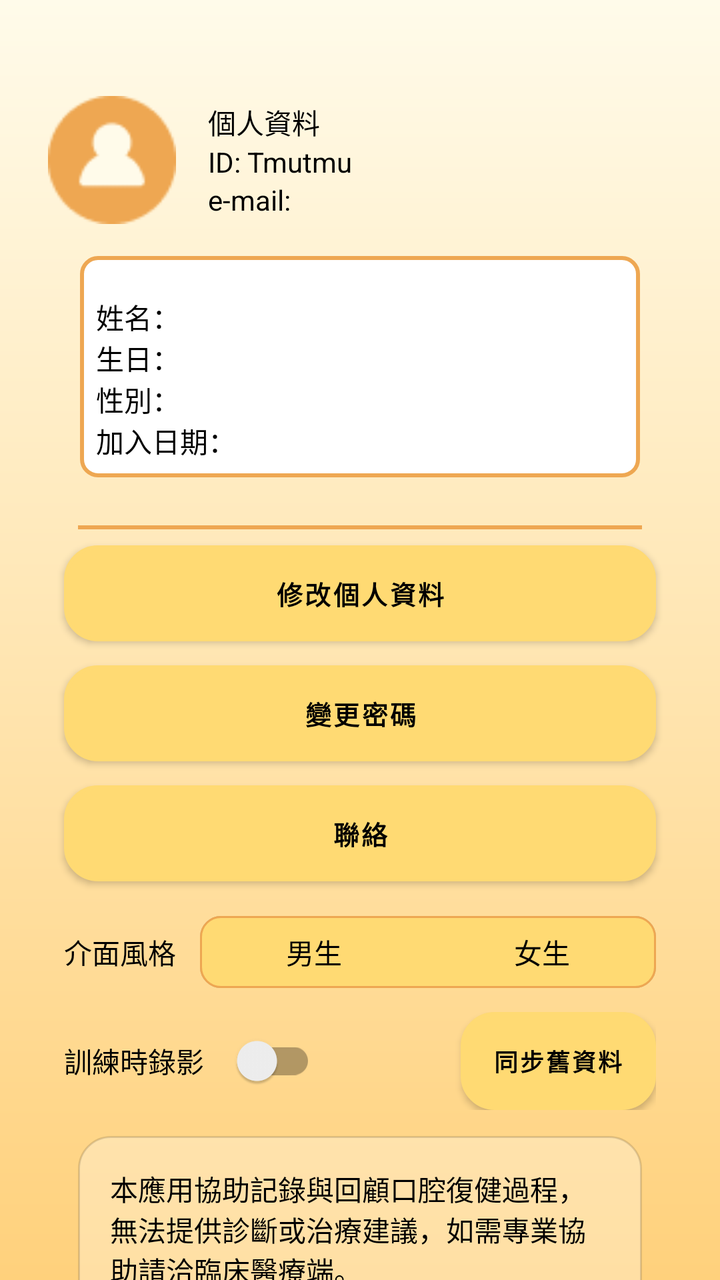
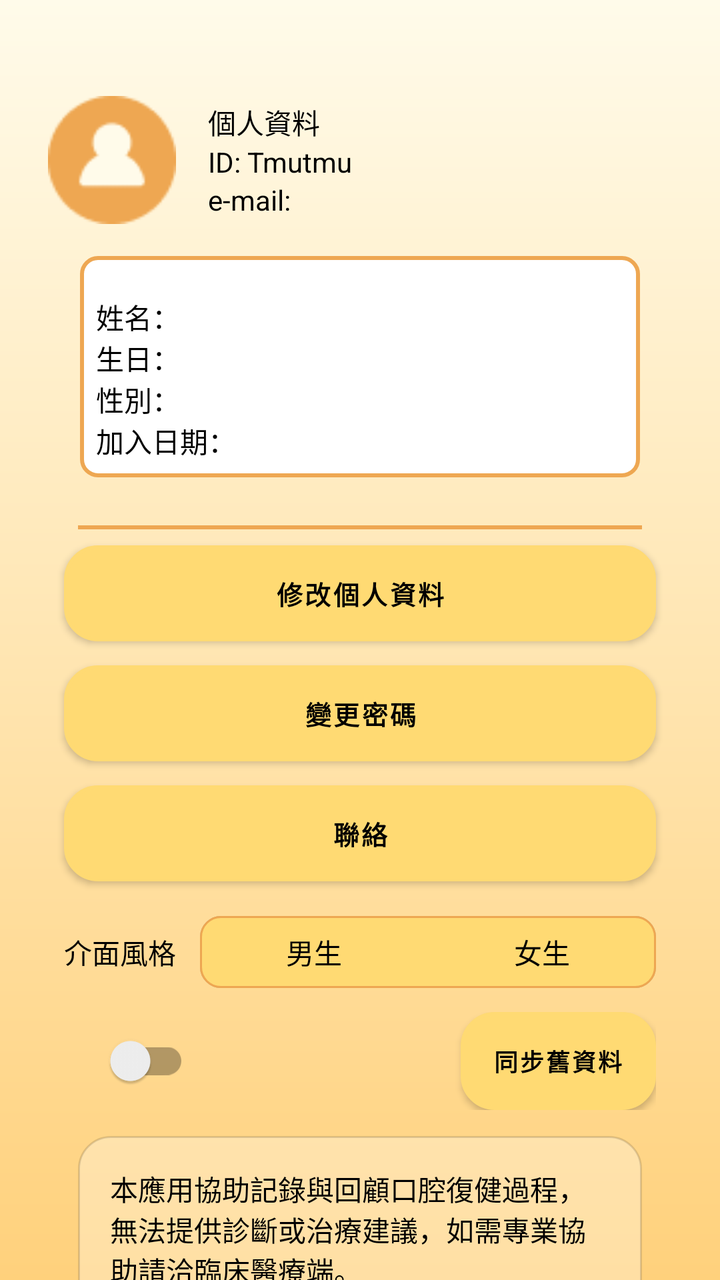

Screens rendered from an Android XML layout before and after an edit, with the pre-edit source and the edit as a unified diff.
<!-- AndroidManifest.xml: application theme Theme.RehabilitationApp -->
<!-- res/layout/fragment_setting.xml -->
<?xml version="1.0" encoding="utf-8"?>
<androidx.constraintlayout.widget.ConstraintLayout
    xmlns:android="http://schemas.android.com/apk/res/android"
    xmlns:app="http://schemas.android.com/apk/res-auto"
    xmlns:tools="http://schemas.android.com/tools"
    android:id="@+id/rootProfile"
    android:layout_width="match_parent"
    android:layout_height="match_parent"
    android:layout_marginTop="0dp"
    app:layout_constraintTop_toTopOf="parent"
    android:background="@drawable/bg_login_gradient">

    
    <androidx.cardview.widget.CardView
        android:id="@+id/userInfoCard"
        android:clickable="false"
        android:focusable="false"
        android:layout_width="0dp"
        android:layout_height="wrap_content"
        android:layout_margin="16dp"
        android:layout_marginTop="10dp"
        app:cardElevation="0dp"
        app:cardCornerRadius="0dp"
        app:cardBackgroundColor="@android:color/transparent"
        app:layout_constraintTop_toTopOf="parent"
        app:layout_constraintStart_toStartOf="parent"
        app:layout_constraintEnd_toEndOf="parent">

        <LinearLayout
            android:layout_width="match_parent"
            android:layout_height="wrap_content"
            android:orientation="vertical"
            android:layout_marginTop="12dp"
            android:padding="8dp">

            
            <LinearLayout
                android:layout_width="match_parent"
                android:layout_height="wrap_content"
                android:orientation="horizontal"
                android:layout_marginTop="12dp"
                android:gravity="center_vertical">

                <ImageView
                    android:id="@+id/avatar"
                    android:layout_width="64dp"
                    android:layout_height="64dp"
                    android:src="@drawable/ic_person"/>

                <LinearLayout
                    android:layout_width="wrap_content"
                    android:layout_height="wrap_content"
                    android:orientation="vertical"
                    android:layout_marginStart="16dp">

                    <TextView
                        android:layout_width="wrap_content"
                        android:layout_height="wrap_content"
                        android:text="個人資料"
                        android:textSize="14sp"
                        android:textColor="@android:color/black"/>

                    <TextView
                        android:id="@+id/tvUserId"
                        android:layout_width="wrap_content"
                        android:layout_height="wrap_content"
                        android:text="ID: Tmutmu"
                        android:textSize="14sp"
                        android:textColor="@android:color/black"/>

                    <TextView
                        android:id="@+id/tvEmail"
                        android:layout_width="wrap_content"
                        android:layout_height="wrap_content"
                        android:text="e-mail: "
                        android:textSize="14sp"
                        android:textColor="@android:color/black"/>
                </LinearLayout>
            </LinearLayout>

            
            <LinearLayout
                android:layout_width="match_parent"
                android:layout_height="wrap_content"
                android:layout_margin="16dp"
                android:background="@drawable/bg_border"
                android:gravity="center_vertical"
                android:orientation="vertical"
                android:padding="8dp">

                <TextView
                    android:id="@+id/tvName"
                    android:layout_width="wrap_content"
                    android:layout_height="wrap_content"
                    android:layout_marginTop="12dp"
                    android:text="姓名："
                    android:textColor="@android:color/black"
                    android:textSize="14sp" />

                <TextView
                    android:id="@+id/tvBirthday"
                    android:layout_width="wrap_content"
                    android:layout_height="wrap_content"
                    android:text="生日："
                    android:textColor="@android:color/black"
                    android:textSize="14sp" />

                <TextView
                    android:id="@+id/tvGender"
                    android:layout_width="wrap_content"
                    android:layout_height="wrap_content"
                    android:text="性別："
                    android:textColor="@android:color/black"
                    android:textSize="14sp" />

                <TextView
                    android:id="@+id/tvJoinDate"
                    android:layout_width="wrap_content"
                    android:layout_height="wrap_content"
                    android:text="加入日期："
                    android:textColor="@android:color/black"
                    android:textSize="14sp" />
            </LinearLayout>
        </LinearLayout>
    </androidx.cardview.widget.CardView>

    
    <View
        android:id="@+id/divider"
        android:layout_width="0dp"
        android:layout_height="2dp"
        android:layout_marginStart="39dp"
        android:layout_marginTop="0dp"
        android:layout_marginEnd="39dp"
        android:background="@color/button_border"
        app:layout_constraintTop_toBottomOf="@id/userInfoCard"
        app:layout_constraintStart_toStartOf="parent"
        app:layout_constraintEnd_toEndOf="parent" />

    
    <Button
        android:id="@+id/btnEditProfile"
        android:layout_width="0dp"
        android:layout_height="wrap_content"
        android:layout_marginHorizontal="32dp"
        android:layout_marginTop="8dp"
        android:background="@drawable/btn_login"
        android:text="修改個人資料"
        android:textColor="@color/black"
        android:textSize="13sp"
        android:textStyle="bold"
        app:layout_constraintEnd_toEndOf="parent"
        app:layout_constraintStart_toStartOf="parent"
        app:layout_constraintTop_toBottomOf="@id/divider" />

    <Button
        android:id="@+id/btnChangePassword"
        android:layout_width="0dp"
        android:layout_height="wrap_content"
        android:layout_marginHorizontal="32dp"
        android:layout_marginTop="12dp"
        android:background="@drawable/btn_login"
        android:text="變更密碼"
        android:textColor="@color/black"
        android:textSize="13sp"
        android:textStyle="bold"
        app:layout_constraintEnd_toEndOf="parent"
        app:layout_constraintStart_toStartOf="parent"
        app:layout_constraintTop_toBottomOf="@id/btnEditProfile" />

    <Button
        android:id="@+id/btnContact"
        android:layout_width="0dp"
        android:layout_height="wrap_content"
        android:layout_marginHorizontal="32dp"
        android:layout_marginTop="12dp"
        android:background="@drawable/btn_login"
        android:text="聯絡"
        android:textColor="@color/black"
        android:textSize="13sp"
        android:textStyle="bold"
        app:layout_constraintEnd_toEndOf="parent"
        app:layout_constraintStart_toStartOf="parent"
        app:layout_constraintTop_toBottomOf="@id/btnChangePassword" />

    
    <TextView
        android:id="@+id/labelUi"
        android:layout_width="wrap_content"
        android:layout_height="wrap_content"
        android:text="介面風格"
        android:textColor="@android:color/black"
        android:textSize="14sp"
        android:layout_marginTop="25dp"
        app:layout_constraintTop_toBottomOf="@id/btnContact"
        app:layout_constraintStart_toStartOf="parent"
        android:layout_marginStart="32dp"/>

    <FrameLayout
        android:id="@+id/segmentUi"
        android:layout_width="0dp"
        android:layout_height="36dp"
        android:layout_marginStart="12dp"
        android:layout_marginEnd="32dp"
        android:background="@drawable/segment_track"
        app:layout_constraintTop_toTopOf="@id/labelUi"
        app:layout_constraintBottom_toBottomOf="@id/labelUi"
        app:layout_constraintStart_toEndOf="@id/labelUi"
        app:layout_constraintEnd_toEndOf="parent"
        app:layout_constraintHorizontal_weight="1"
        app:layout_constraintHorizontal_bias="0.8">

        
        <View
            android:id="@+id/thumbUi"
            android:layout_width="match_parent"
            android:layout_height="match_parent"
            android:background="@drawable/segment_thumb" />

        
        <LinearLayout
            android:layout_width="match_parent"
            android:layout_height="match_parent"
            android:orientation="horizontal"
            android:weightSum="2">

            <TextView
                android:id="@+id/tvUiMale"
                android:layout_width="0dp"
                android:layout_height="match_parent"
                android:layout_weight="1"
                android:gravity="center"
                android:text="男生"
                android:textColor="@android:color/black"
                android:textSize="14sp" />

            <TextView
                android:id="@+id/tvUiFemale"
                android:layout_width="0dp"
                android:layout_height="match_parent"
                android:layout_weight="1"
                android:gravity="center"
                android:text="女生"
                android:textColor="@android:color/black"
                android:textSize="14sp" />
        </LinearLayout>

    </FrameLayout>

    
    <LinearLayout
        android:id="@+id/syncAndVideoLayout"
        android:layout_width="0dp"
        android:layout_height="wrap_content"
        android:orientation="horizontal"
        android:paddingHorizontal="32dp"
        android:paddingVertical="12dp"
        android:gravity="center_vertical"
        app:layout_constraintTop_toBottomOf="@id/segmentUi"
        app:layout_constraintStart_toStartOf="parent"
        app:layout_constraintEnd_toEndOf="parent">

        
        <TextView
            android:layout_width="wrap_content"
            android:layout_height="wrap_content"
            android:text="訓練時錄影"
            android:textSize="14sp"
            android:textColor="@android:color/black"
            android:layout_marginEnd="8dp" />

        <androidx.appcompat.widget.SwitchCompat
            android:id="@+id/switchVideoRecording"
            android:layout_width="wrap_content"
            android:layout_height="wrap_content"
            android:thumbTint="#FFFFFF"
            android:trackTint="#FFD700" />

        
        <View
            android:layout_width="0dp"
            android:layout_height="0dp"
            android:layout_weight="1" />

        
        <Button
            android:id="@+id/btnSyncBackup"
            android:layout_width="wrap_content"
            android:layout_height="49dp"
            android:background="@drawable/btn_login"
            android:text="同步舊資料"
            android:textColor="@color/black"
            android:textSize="12sp"
            android:textStyle="bold"
            android:paddingHorizontal="16dp" />

    </LinearLayout>


    
    <LinearLayout
        android:id="@+id/aboutCard"
        android:layout_width="0dp"
        android:layout_height="wrap_content"
        android:layout_marginStart="39dp"
        android:layout_marginEnd="39dp"
        android:layout_marginTop="1dp"
        android:background="@drawable/bg_card"
        android:gravity="center"
        android:orientation="vertical"
        android:padding="16dp"
        app:layout_constraintTop_toBottomOf="@id/syncAndVideoLayout"
        app:layout_constraintStart_toStartOf="parent"
        app:layout_constraintEnd_toEndOf="parent">

        <TextView
            android:layout_width="wrap_content"
            android:layout_height="wrap_content"
            android:text="本應用協助記錄與回顧口腔復健過程，無法提供診斷或治療建議，如需專業協助請洽臨床醫療端。"
            android:textColor="@android:color/black"
            android:textSize="14sp" />



    </LinearLayout>



</androidx.constraintlayout.widget.ConstraintLayout>
<!-- resources referenced by this layout -->
<resources>
  <color name="black">#000000</color>
  <color name="button_border">#EEA752</color>
  <!-- drawable bg_border (drawable) -->
  <shape xmlns:android="http://schemas.android.com/apk/res/android"
      android:shape="rectangle">
  
      
      <solid android:color="@android:color/white" />
  
      
      <stroke
          android:width="2dp"
          android:color="@color/button_border" />
  
      
      <corners android:radius="8dp" />
  </shape>
  <!-- drawable bg_card (drawable) -->
  <shape xmlns:android="http://schemas.android.com/apk/res/android"
      android:shape="rectangle">
      
      
      <solid android:color="#4DFFFFFF" />
      
  
      
      <corners android:radius="16dp" />
  
      
      <stroke
          android:width="1dp"
          android:color="#22000000" />
  </shape>
  <!-- drawable bg_login_gradient (drawable) -->
  <shape xmlns:android="http://schemas.android.com/apk/res/android"
      android:shape="rectangle">
  
      <gradient
          android:startColor="#FFD17C"
          android:endColor="#FFFBEA"
          android:angle="90"/>
  </shape>
  <!-- drawable btn_login (drawable) -->
  <shape xmlns:android="http://schemas.android.com/apk/res/android"
      android:shape="rectangle">
  
      
      <solid android:color="#FFDA73" />
  
      
      <stroke
          android:width="2dp" android:color="@color/button_border" />
      
      <corners android:radius="16dp" />
  
  </shape>
  <!-- drawable ic_person: png bitmap (drawable, 1350 bytes) -->
  <!-- drawable segment_thumb (drawable) -->
  <shape xmlns:android="http://schemas.android.com/apk/res/android" android:shape="rectangle">
      <corners android:radius="10dp"/>
      <solid android:color="@color/accent_yellow"/>
      <stroke android:width="1dp" android:color="@color/accent_yellow_border"/>
  </shape>
  <!-- drawable segment_track (drawable) -->
  <shape xmlns:android="http://schemas.android.com/apk/res/android" android:shape="rectangle">
      <corners android:radius="10dp"/>
      <solid android:color="@color/field_bg"/>
      <stroke android:width="1dp" android:color="@color/field_border"/>
  </shape>
  <style name="Theme.RehabilitationApp" parent="Theme.MaterialComponents.DayNight.NoActionBar">
  
          
          <item name="colorPrimary">@color/brand_primary</item>                     
          <item name="colorPrimaryVariant">@color/brand_primary_dark</item>         
          <item name="colorOnPrimary">@color/text_invert</item>                     
  
          
          <item name="colorSecondary">@color/brand_secondary</item>                 
          <item name="colorSecondaryVariant">@color/brand_primary_light</item>      
          <item name="colorOnSecondary">@color/text_primary</item>                  
  
          
          <item name="android:statusBarColor">@android:color/transparent</item>
          <item name="android:windowTranslucentStatus">true</item>
          <item name="android:windowDrawsSystemBarBackgrounds">true</item>   
  
          
          <item name="android:windowBackground">@color/surface_default</item>       
  
  
          
  
      </style>
  <color name="accent_yellow">#FFDA73</color>
  <color name="accent_yellow_border">#EEA752</color>
  <color name="field_bg">#FFFFFFFF</color>
  <color name="field_border">#40000000</color>
  <color name="brand_primary">#FFDA73</color>
  <color name="brand_primary_dark">#4A9B87</color>
  <color name="text_invert">#F8F8F8</color>
  <color name="brand_secondary">#C8E1DA</color>
  <color name="brand_primary_light">#B8D5CE</color>
  <color name="text_primary">#1A1A1A</color>
  <color name="surface_default">#F4F1EC</color>
</resources>

<!-- the commit's change to res/layout/fragment_setting.xml (unified diff, before → after) -->
@@ -264,7 +264,7 @@
         <TextView
             android:layout_width="wrap_content"
             android:layout_height="wrap_content"
-            android:text="訓練時錄影"
+            android:text="  "
             android:textSize="14sp"
             android:textColor="@android:color/black"
             android:layout_marginEnd="8dp" />
